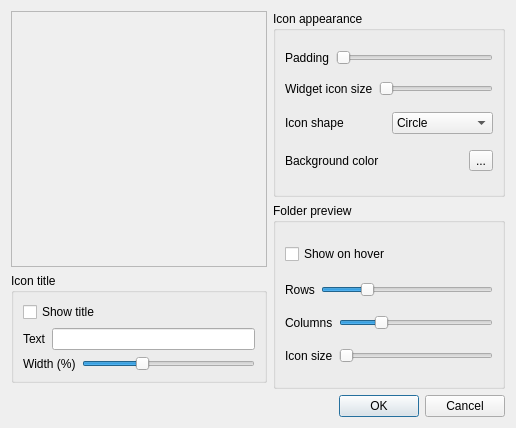
Above: iconsettings.ui from FrankMamuda/iconboard before the change. Below: the same form after it.
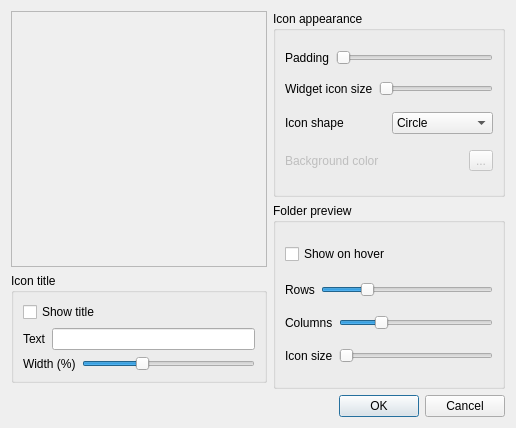
That is the form after the change. Custom widgets are drawn as their Qt base class.

```diff
--- a/iconsettings.ui
+++ b/iconsettings.ui
@@ -118,6 +118,9 @@
          <layout class="QHBoxLayout" name="horizontalLayout">
           <item>
            <widget class="QLabel" name="label">
+            <property name="enabled">
+             <bool>false</bool>
+            </property>
             <property name="text">
              <string>Background color</string>
             </property>
@@ -125,6 +128,9 @@
           </item>
           <item>
            <widget class="QToolButton" name="toolButton">
+            <property name="enabled">
+             <bool>false</bool>
+            </property>
             <property name="text">
              <string>...</string>
             </property>
```
